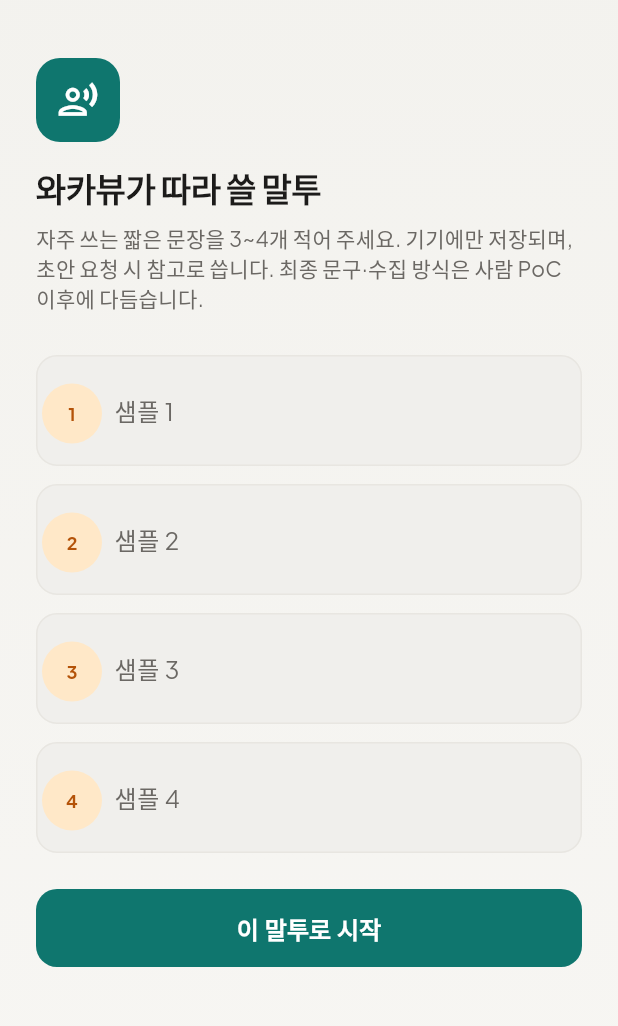
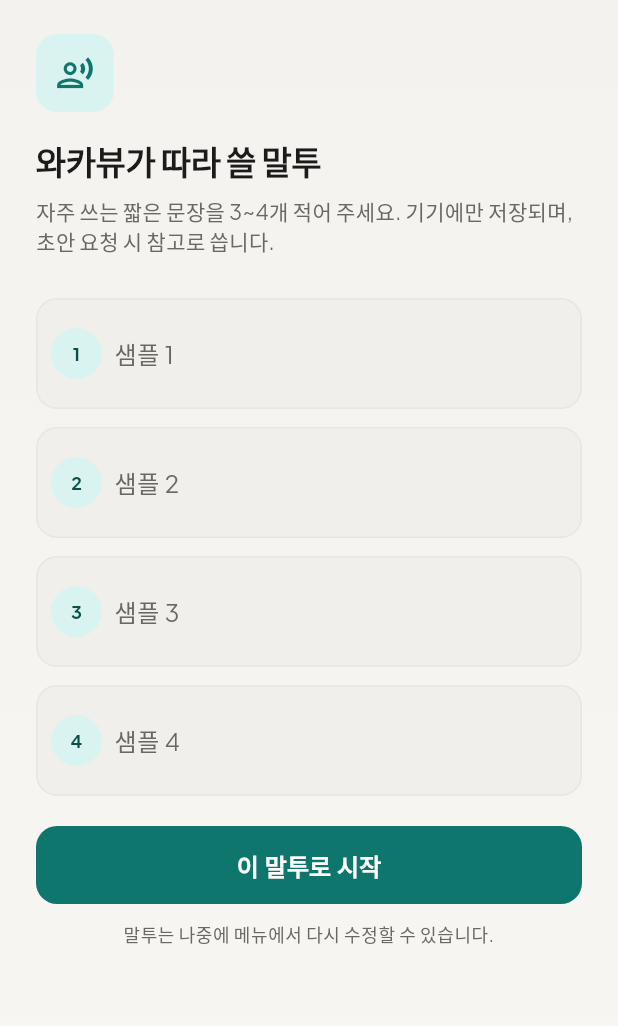
Before and after one commit to o0kuma/hikikomori, a Flutter app: the OnboardingToneScreen screen opened directly, on a phone screen of 412 x 824 dp, the part 62-1088 px from its top. Run offline on Flutter 3.47's test engine with Material 3 defaults, Android fonts, the phone set to English and light mode, and no system bars; our stand-ins replace drift, firebase_core, firebase_messaging, flutter_secure_storage, google_fonts and 1 more; missing offline and left inert: dart:ffi, sqlcipher_flutter_libs, sqlite3; accounts and stored records are empty; generated files the repository leaves out were written again.

Commit message:
fix(ui): soften Quiet Ink dark chrome on tone onboarding
Use teal containers for sample indices instead of amber secondary,
and mute dark-mode teal so it reads calmer on charcoal.

Co-authored-by: okuma <o0kuma@users.noreply.github.com>

```diff
--- a/mobile/lib/screens/onboarding_tone_screen.dart
+++ b/mobile/lib/screens/onboarding_tone_screen.dart
@@ -2,6 +2,7 @@ import 'package:flutter/material.dart';
 import 'package:provider/provider.dart';
 
 import '../state/session_state.dart';
+import '../theme/app_theme.dart';
 import '../widgets/primary_gradient_button.dart';
 
 /// Phase 1 onboarding skeleton: capture a few style samples locally.
@@ -61,27 +62,29 @@ class _OnboardingToneScreenState extends State<OnboardingToneScreen> {
       ),
       body: SafeArea(
         child: ListView(
-          padding: const EdgeInsets.all(24),
+          padding: const EdgeInsets.fromLTRB(24, 8, 24, 32),
           children: [
             Align(
               alignment: Alignment.centerLeft,
               child: Container(
-                width: 56,
-                height: 56,
+                width: 52,
+                height: 52,
                 decoration: BoxDecoration(
-                  color: scheme.primary,
-                  borderRadius: BorderRadius.circular(16),
+                  color: scheme.primaryContainer,
+                  borderRadius: BorderRadius.circular(14),
                 ),
-                child: Icon(Icons.record_voice_over_outlined, size: 28, color: scheme.onPrimary),
+                child: Icon(Icons.record_voice_over_outlined, size: 26, color: scheme.primary),
               ),
             ),
-            const SizedBox(height: 16),
+            const SizedBox(height: 18),
             Text('와카뷰가 따라 쓸 말투', style: theme.textTheme.headlineSmall),
             const SizedBox(height: 8),
             Text(
-              '자주 쓰는 짧은 문장을 3~4개 적어 주세요. 기기에만 저장되며, 초안 요청 시 참고로 씁니다. '
-              '최종 문구·수집 방식은 사람 PoC 이후에 다듬습니다.',
-              style: theme.textTheme.bodyMedium?.copyWith(color: scheme.onSurfaceVariant),
+              '자주 쓰는 짧은 문장을 3~4개 적어 주세요. 기기에만 저장되며, 초안 요청 시 참고로 씁니다.',
+              style: theme.textTheme.bodyMedium?.copyWith(
+                color: scheme.onSurfaceVariant,
+                height: 1.45,
+              ),
             ),
             const SizedBox(height: 28),
             for (var i = 0; i < _samples.length; i++) ...[
@@ -92,16 +95,16 @@ class _OnboardingToneScreenState extends State<OnboardingToneScreen> {
                   labelText: '샘플 ${i + 1}',
                   hintText: i == 0 ? '예: ㅇㅇ 알겠음' : null,
                   prefixIcon: Padding(
-                    padding: const EdgeInsets.only(left: 4, right: 4, top: 4),
+                    padding: const EdgeInsets.only(left: 10, right: 4),
                     child: CircleAvatar(
                       radius: 12,
-                      backgroundColor: scheme.secondaryContainer,
+                      backgroundColor: scheme.primaryContainer,
                       child: Text(
                         '${i + 1}',
                         style: TextStyle(
                           fontSize: 12,
                           fontWeight: FontWeight.w700,
-                          color: scheme.onSecondaryContainer,
+                          color: scheme.onPrimaryContainer,
                         ),
                       ),
                     ),
@@ -110,10 +113,16 @@ class _OnboardingToneScreenState extends State<OnboardingToneScreen> {
               ),
               const SizedBox(height: 12),
             ],
-            const SizedBox(height: 12),
+            const SizedBox(height: 8),
             PrimaryGradientButton(
               label: '이 말투로 시작',
               onPressed: () => _save(markDone: true),
+            ),
+            const SizedBox(height: 12),
+            Text(
+              '말투는 나중에 메뉴에서 다시 수정할 수 있습니다.',
+              textAlign: TextAlign.center,
+              style: theme.textTheme.bodySmall?.copyWith(color: scheme.onSurfaceVariant),
             ),
           ],
         ),
--- a/mobile/lib/theme/app_theme.dart
+++ b/mobile/lib/theme/app_theme.dart
@@ -24,9 +24,10 @@ class AppTheme {
   static const inkDark = Color(0xFFF2F1EF);
   static const mutedDark = Color(0xFF9B9893);
   static const lineDark = Color(0xFF2A2D36);
-  static const tealBright = Color(0xFF2DD4BF);
-  static const tealSoftDark = Color(0xFF143D3A);
-  static const twinAmberDark = Color(0xFFFBBF24);
+  /// Dark accent — muted teal (avoid neon cyan against charcoal).
+  static const tealBright = Color(0xFF5EBBB0);
+  static const tealSoftDark = Color(0xFF1A3331);
+  static const twinAmberDark = Color(0xFFE0A84A);
 
   /// Kept for call sites that still reference a "brand" fill — solid teal, not a rainbow.
   static const brandGradient = LinearGradient(
@@ -70,7 +71,7 @@ class AppTheme {
       brightness == Brightness.dark ? Colors.black.withValues(alpha: 0.35) : const Color(0xFF1C1B1A).withValues(alpha: 0.06);
 
   static Color mineBubble(Brightness brightness) =>
-      brightness == Brightness.dark ? tealSoftDark : teal;
+      brightness == Brightness.dark ? const Color(0xFF244844) : teal;
 
   static Color mineBubbleFg(Brightness brightness) =>
       brightness == Brightness.dark ? inkDark : Colors.white;
```
